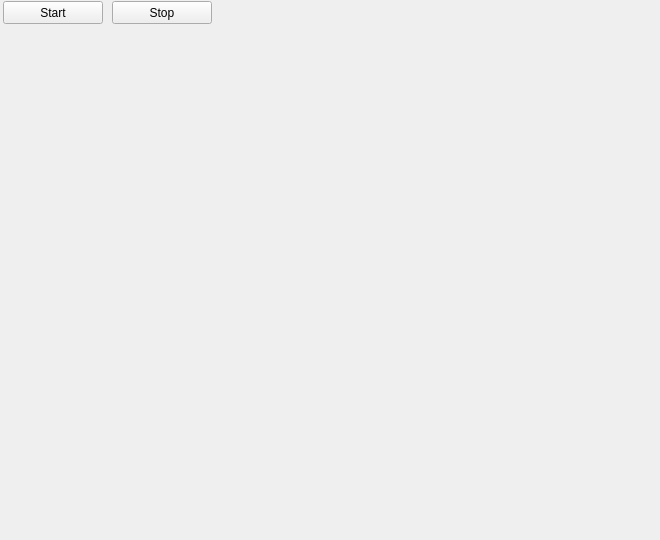
This is src/monitor-qt/monitorform.ui in hhetter/smbtatools as Qt 5 draws it before an edit. The edited form follows.
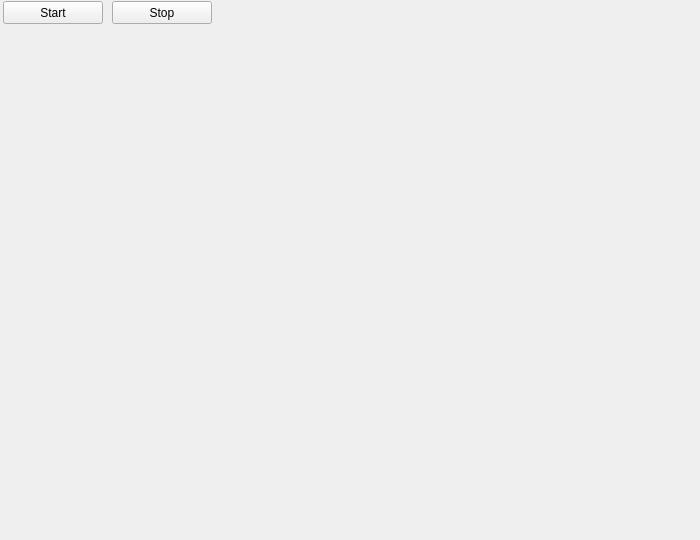
This is the edited form.

Diff of the .ui file:
```diff
--- a/src/monitor-qt/monitorform.ui
+++ b/src/monitor-qt/monitorform.ui
@@ -6,10 +6,22 @@
    <rect>
     <x>0</x>
     <y>0</y>
-    <width>660</width>
+    <width>700</width>
     <height>540</height>
    </rect>
   </property>
+  <property name="minimumSize">
+   <size>
+    <width>700</width>
+    <height>540</height>
+   </size>
+  </property>
+  <property name="maximumSize">
+   <size>
+    <width>700</width>
+    <height>540</height>
+   </size>
+  </property>
   <property name="windowTitle">
    <string>Form</string>
   </property>
```
